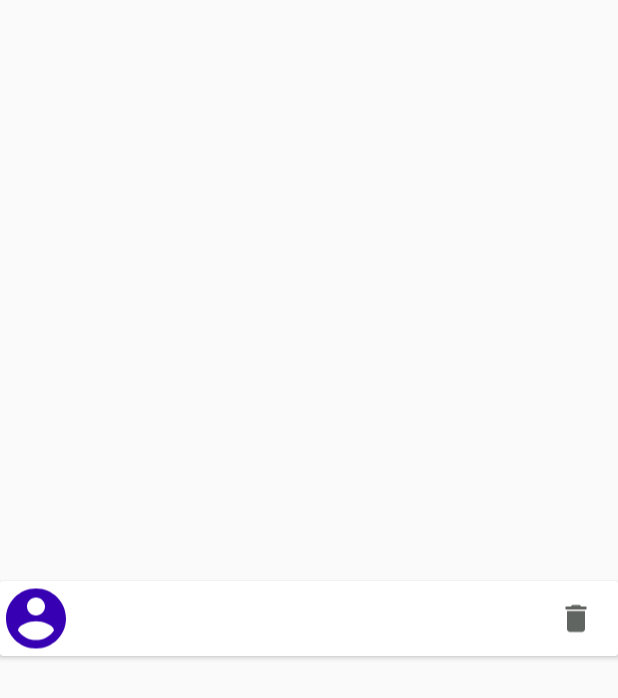
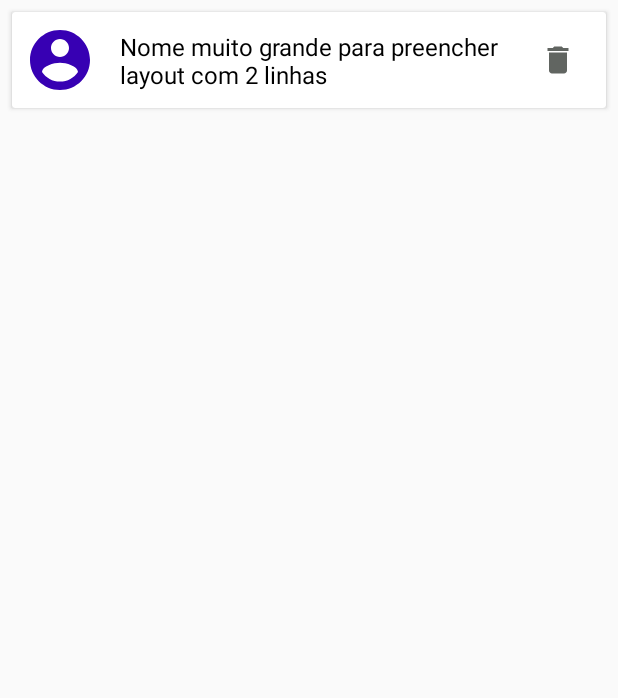
Before and after one commit to mariosntdnz/Agenda, an Android app: the layout clientes_item.xml on its own in the app's theme, with its tools: preview values and no code run, on a phone screen of 412 x 824 dp. Shown: the top 698 px of the screen. Run offline under Robolectric (Android 15) with nearby library versions, the phone set to English and light mode, and no system bars.

Commit message:
Melhorando a exibição da lista na tela principal

```diff
--- a/app/src/main/java/com/example/agenda/ui/clientes/ClientesAdapter.kt
+++ b/app/src/main/java/com/example/agenda/ui/clientes/ClientesAdapter.kt
@@ -28,9 +28,10 @@ class ClientesAdapter(private val onClickListener: OnClickListener) : ListAdapte
         val cliente = getItem(position)
 
         holder.itemView.textViewNomeCliente.text = cliente.nome
-        holder.itemView.imageViewClienteLixeira.setOnClickListener {
+        holder.itemView.imageViewClienteLixeiraContent.setOnClickListener {
             onClickListener.deleteIem(cliente)
         }
+
         holder.itemView.cardView.setOnClickListener {
             onClickListener.onClick(cliente)
         }
--- a/app/src/main/res/layout/clientes_item.xml
+++ b/app/src/main/res/layout/clientes_item.xml
@@ -2,16 +2,20 @@
 <layout xmlns:android="http://schemas.android.com/apk/res/android"
     xmlns:app="http://schemas.android.com/apk/res-auto"
     xmlns:tools="http://schemas.android.com/tools">
+
     <androidx.constraintlayout.widget.ConstraintLayout
         android:layout_width="match_parent"
-        android:layout_height="match_parent">
+        android:layout_height="wrap_content"
+        android:clickable="false"
+        android:focusable="false">
 
         <androidx.cardview.widget.CardView
             android:id="@+id/cardView"
             android:layout_width="match_parent"
-            android:layout_height="50dp"
-            android:layout_margin="0dp"
+            android:layout_height="wrap_content"
+            android:layout_margin="8dp"
             android:elevation="0dp"
+            app:cardElevation="2dp"
             app:cardMaxElevation="0dp"
             app:layout_constraintBottom_toBottomOf="parent"
             app:layout_constraintEnd_toEndOf="parent"
@@ -20,12 +24,14 @@
 
             <androidx.constraintlayout.widget.ConstraintLayout
                 android:layout_width="match_parent"
-                android:layout_height="match_parent">
+                android:layout_height="wrap_content"
+                android:background="?attr/selectableItemBackground"
+                android:padding="8dp">
 
-                <ImageView
+                <androidx.appcompat.widget.AppCompatImageView
                     android:id="@+id/imageViewFotoCliente"
-                    android:layout_width="wrap_content"
-                    android:layout_height="0dp"
+                    android:layout_width="48dp"
+                    android:layout_height="48dp"
                     app:layout_constraintBottom_toBottomOf="parent"
                     app:layout_constraintStart_toStartOf="parent"
                     app:layout_constraintTop_toTopOf="parent"
@@ -34,24 +40,39 @@
                 <TextView
                     android:id="@+id/textViewNomeCliente"
                     android:layout_width="0dp"
-                    android:layout_height="25dp"
+                    android:layout_height="wrap_content"
                     android:layout_marginStart="16dp"
+                    android:ellipsize="end"
+                    android:maxLines="2"
                     android:textColor="@color/black"
-                    android:textSize="20sp"
+                    android:textSize="16sp"
                     app:layout_constraintBottom_toBottomOf="parent"
-                    app:layout_constraintEnd_toStartOf="@+id/imageViewClienteLixeira"
+                    app:layout_constraintEnd_toStartOf="@+id/imageViewClienteLixeiraContent"
                     app:layout_constraintStart_toEndOf="@+id/imageViewFotoCliente"
-                    app:layout_constraintTop_toTopOf="parent" />
+                    app:layout_constraintTop_toTopOf="parent"
+                    tools:text="Nome muito grande para preencher layout com 2 linhas" />
 
-                <ImageView
-                    android:id="@+id/imageViewClienteLixeira"
-                    android:layout_width="wrap_content"
-                    android:layout_height="0dp"
-                    android:layout_marginEnd="16dp"
+                <LinearLayout
+                    android:id="@+id/imageViewClienteLixeiraContent"
+                    android:layout_width="48dp"
+                    android:layout_height="48dp"
+                    android:background="?attr/selectableItemBackground"
+                    android:clickable="true"
+                    android:focusable="true"
+                    android:gravity="center"
+                    android:orientation="vertical"
                     app:layout_constraintBottom_toBottomOf="parent"
                     app:layout_constraintEnd_toEndOf="parent"
-                    app:layout_constraintTop_toTopOf="parent"
-                    app:srcCompat="@drawable/ic_lixeira" />
+                    app:layout_constraintTop_toTopOf="parent">
+
+                    <androidx.appcompat.widget.AppCompatImageView
+                        android:id="@+id/imageViewClienteLixeira"
+                        android:layout_width="match_parent"
+                        android:layout_height="wrap_content"
+                        android:clickable="false"
+                        android:focusable="false"
+                        app:srcCompat="@drawable/ic_lixeira" />
+                </LinearLayout>
 
             </androidx.constraintlayout.widget.ConstraintLayout>
 
```
